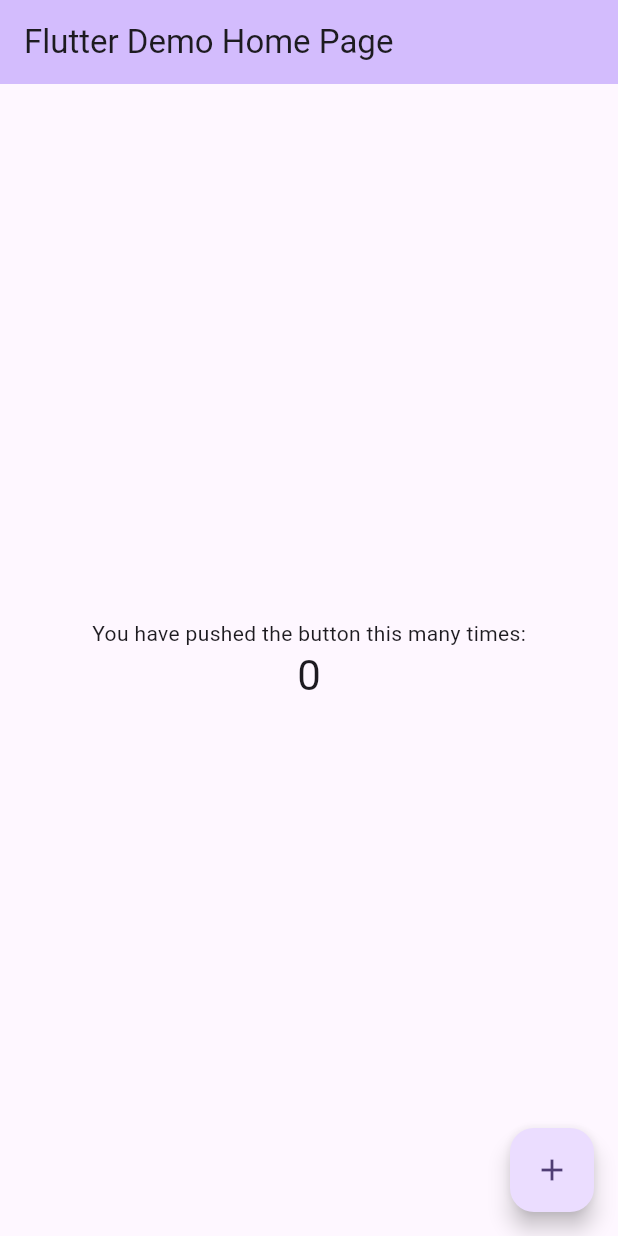
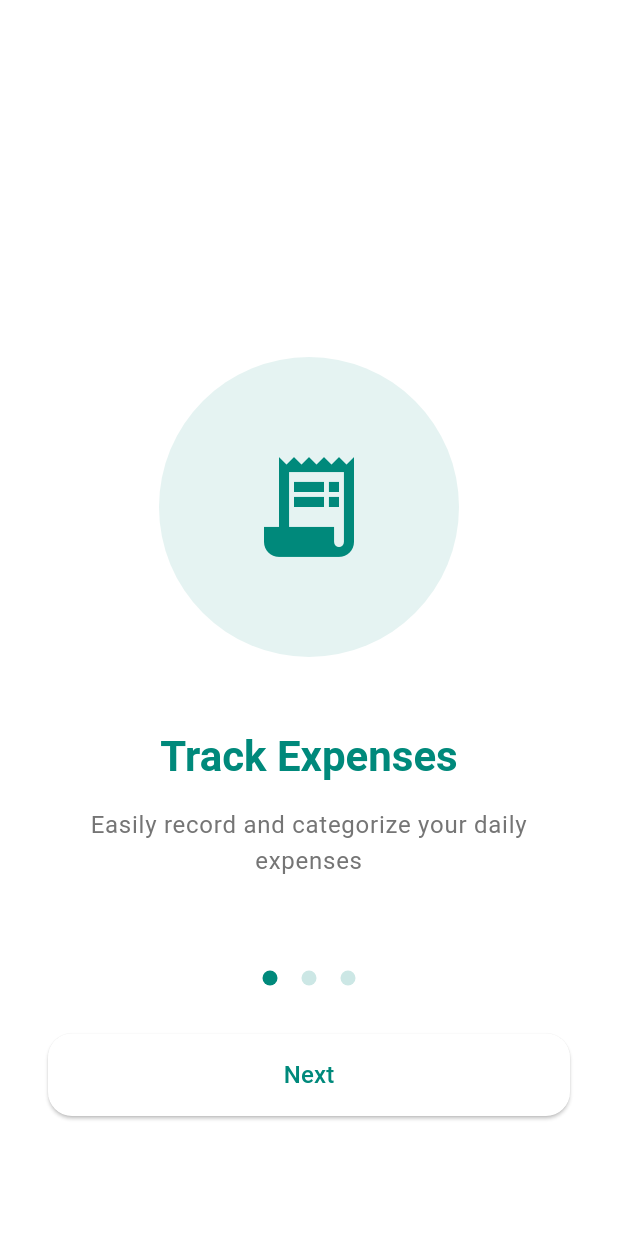
Before and after one commit to rajender4620/SmartExpanceManager, a Flutter app: the screen it shows after launch, on a phone screen of 412 x 824 dp. Run offline on Flutter 3.47's test engine with Material 3 defaults, Android fonts, the light colour scheme and no system bars; drawn by our look-alikes of smooth_page_indicator; missing offline and left inert: google_fonts.dart.

Commit message:
added deps

```diff
--- a/smartexpencemanager/lib/main.dart
+++ b/smartexpencemanager/lib/main.dart
@@ -1,4 +1,6 @@
 import 'package:flutter/material.dart';
+import 'package:smartexpencemanager/screens/splash_screen.dart';
+import 'package:smartexpencemanager/theme/app_theme.dart';
 
 void main() {
   runApp(const MyApp());
@@ -7,116 +9,13 @@ void main() {
 class MyApp extends StatelessWidget {
   const MyApp({super.key});
 
-  // This widget is the root of your application.
   @override
   Widget build(BuildContext context) {
     return MaterialApp(
-      title: 'Flutter Demo',
-      theme: ThemeData(
-        // This is the theme of your application.
-        //
-        // TRY THIS: Try running your application with "flutter run". You'll see
-        // the application has a purple toolbar. Then, without quitting the app,
-        // try changing the seedColor in the colorScheme below to Colors.green
-        // and then invoke "hot reload" (save your changes or press the "hot
-        // reload" button in a Flutter-supported IDE, or press "r" if you used
-        // the command line to start the app).
-        //
-        // Notice that the counter didn't reset back to zero; the application
-        // state is not lost during the reload. To reset the state, use hot
-        // restart instead.
-        //
-        // This works for code too, not just values: Most code changes can be
-        // tested with just a hot reload.
-        colorScheme: ColorScheme.fromSeed(seedColor: Colors.deepPurple),
-      ),
-      home: const MyHomePage(title: 'Flutter Demo Home Page'),
+      title: 'SmartExpense Manager',
+      theme: AppTheme.lightTheme,
+      home: const SplashScreen(),
+      debugShowCheckedModeBanner: false,
     );
   }
 }
-
-class MyHomePage extends StatefulWidget {
-  const MyHomePage({super.key, required this.title});
-
-  // This widget is the home page of your application. It is stateful, meaning
-  // that it has a State object (defined below) that contains fields that affect
-  // how it looks.
-
-  // This class is the configuration for the state. It holds the values (in this
-  // case the title) provided by the parent (in this case the App widget) and
-  // used by the build method of the State. Fields in a Widget subclass are
-  // always marked "final".
-
-  final String title;
-
-  @override
-  State<MyHomePage> createState() => _MyHomePageState();
-}
-
-class _MyHomePageState extends State<MyHomePage> {
-  int _counter = 0;
-
-  void _incrementCounter() {
-    setState(() {
-      // This call to setState tells the Flutter framework that something has
-      // changed in this State, which causes it to rerun the build method below
-      // so that the display can reflect the updated values. If we changed
-      // _counter without calling setState(), then the build method would not be
-      // called again, and so nothing would appear to happen.
-      _counter++;
-    });
-  }
-
-  @override
-  Widget build(BuildContext context) {
-    // This method is rerun every time setState is called, for instance as done
-    // by the _incrementCounter method above.
-    //
-    // The Flutter framework has been optimized to make rerunning build methods
-    // fast, so that you can just rebuild anything that needs updating rather
-    // than having to individually change instances of widgets.
-    return Scaffold(
-      appBar: AppBar(
-        // TRY THIS: Try changing the color here to a specific color (to
-        // Colors.amber, perhaps?) and trigger a hot reload to see the AppBar
-        // change color while the other colors stay the same.
-        backgroundColor: Theme.of(context).colorScheme.inversePrimary,
-        // Here we take the value from the MyHomePage object that was created by
-        // the App.build method, and use it to set our appbar title.
-        title: Text(widget.title),
-      ),
-      body: Center(
-        // Center is a layout widget. It takes a single child and positions it
-        // in the middle of the parent.
-        child: Column(
-          // Column is also a layout widget. It takes a list of children and
-          // arranges them vertically. By default, it sizes itself to fit its
-          // children horizontally, and tries to be as tall as its parent.
-          //
-          // Column has various properties to control how it sizes itself and
-          // how it positions its children. Here we use mainAxisAlignment to
-          // center the children vertically; the main axis here is the vertical
-          // axis because Columns are vertical (the cross axis would be
-          // horizontal).
-          //
-          // TRY THIS: Invoke "debug painting" (choose the "Toggle Debug Paint"
-          // action in the IDE, or press "p" in the console), to see the
-          // wireframe for each widget.
-          mainAxisAlignment: MainAxisAlignment.center,
-          children: <Widget>[
-            const Text('You have pushed the button this many times:'),
-            Text(
-              '$_counter',
-              style: Theme.of(context).textTheme.headlineMedium,
-            ),
-          ],
-        ),
-      ),
-      floatingActionButton: FloatingActionButton(
-        onPressed: _incrementCounter,
-        tooltip: 'Increment',
-        child: const Icon(Icons.add),
-      ), // This trailing comma makes auto-formatting nicer for build methods.
-    );
-  }
-}
--- /dev/null
+++ b/smartexpencemanager/lib/screens/onboarding_screen.dart
@@ -0,0 +1,158 @@
+import 'package:flutter/material.dart';
+import 'package:smooth_page_indicator/smooth_page_indicator.dart';
+
+class OnboardingScreen extends StatefulWidget {
+  const OnboardingScreen({super.key});
+
+  @override
+  State<OnboardingScreen> createState() => _OnboardingScreenState();
+}
+
+class _OnboardingScreenState extends State<OnboardingScreen> {
+  final PageController _pageController = PageController();
+  int _currentPage = 0;
+
+  final List<OnboardingPage> _pages = [
+    OnboardingPage(
+      title: 'Track Expenses',
+      description: 'Easily record and categorize your daily expenses',
+      icon: Icons.receipt_long,
+    ),
+    OnboardingPage(
+      title: 'Visualize Spending',
+      description: 'Get clear insights with beautiful charts and reports',
+      icon: Icons.pie_chart,
+    ),
+    OnboardingPage(
+      title: 'AI Insights',
+      description: 'Receive smart recommendations to optimize your spending',
+      icon: Icons.psychology,
+    ),
+  ];
+
+  @override
+  void dispose() {
+    _pageController.dispose();
+    super.dispose();
+  }
+
+  @override
+  Widget build(BuildContext context) {
+    return Scaffold(
+      body: Stack(
+        children: [
+          PageView.builder(
+            controller: _pageController,
+            itemCount: _pages.length,
+            onPageChanged: (index) {
+              setState(() {
+                _currentPage = index;
+              });
+            },
+            itemBuilder: (context, index) {
+              return _buildPage(_pages[index]);
+            },
+          ),
+          Positioned(
+            bottom: 80,
+            left: 0,
+            right: 0,
+            child: Column(
+              children: [
+                SmoothPageIndicator(
+                  controller: _pageController,
+                  count: _pages.length,
+                  effect: WormEffect(
+                    dotColor: Theme.of(context).colorScheme.primary.withOpacity(0.2),
+                    activeDotColor: Theme.of(context).colorScheme.primary,
+                    dotHeight: 10,
+                    dotWidth: 10,
+                    spacing: 16,
+                  ),
+                ),
+                const SizedBox(height: 32),
+                Padding(
+                  padding: const EdgeInsets.symmetric(horizontal: 32),
+                  child: ElevatedButton(
+                    onPressed: () {
+                      if (_currentPage < _pages.length - 1) {
+                        _pageController.nextPage(
+                          duration: const Duration(milliseconds: 300),
+                          curve: Curves.easeInOut,
+                        );
+                      } else {
+                        // TODO: Navigate to home screen
+                        debugPrint('Navigate to home screen');
+                      }
+                    },
+                    child: SizedBox(
+                      width: double.infinity,
+                      child: Center(
+                        child: Text(
+                          _currentPage < _pages.length - 1 ? 'Next' : 'Get Started',
+                          style: const TextStyle(fontSize: 16),
+                        ),
+                      ),
+                    ),
+                  ),
+                ),
+              ],
+            ),
+          ),
+        ],
+      ),
+    );
+  }
+
+  Widget _buildPage(OnboardingPage page) {
+    return Padding(
+      padding: const EdgeInsets.all(32),
+      child: Column(
+        mainAxisAlignment: MainAxisAlignment.center,
+        children: [
+          Container(
+            width: 200,
+            height: 200,
+            decoration: BoxDecoration(
+              color: Theme.of(context).colorScheme.primary.withOpacity(0.1),
+              shape: BoxShape.circle,
+            ),
+            child: Icon(
+              page.icon,
+              size: 80,
+              color: Theme.of(context).colorScheme.primary,
+            ),
+          ),
+          const SizedBox(height: 48),
+          Text(
+            page.title,
+            style: Theme.of(context).textTheme.headlineMedium?.copyWith(
+              fontWeight: FontWeight.bold,
+              color: Theme.of(context).colorScheme.primary,
+            ),
+          ),
+          const SizedBox(height: 16),
+          Text(
+            page.description,
+            textAlign: TextAlign.center,
+            style: Theme.of(context).textTheme.bodyLarge?.copyWith(
+              color: Colors.grey[600],
+            ),
+          ),
+        ],
+      ),
+    );
+  }
+}
+
+class OnboardingPage {
+  final String title;
+  final String description;
+  final IconData icon;
+
+  OnboardingPage({
+    required this.title,
+    required this.description,
+    required this.icon,
+  });
+}
--- /dev/null
+++ b/smartexpencemanager/lib/theme/app_theme.dart
@@ -0,0 +1,33 @@
+import 'package:flutter/material.dart';
+import 'package:google_fonts.dart';
+
+class AppTheme {
+  static const Color primaryColor = Color(0xFF00897B);
+  static const Color secondaryColor = Color(0xFF039BE5);
+  static const Color backgroundColor = Color(0xFFF5F5F5);
+
+  static ThemeData lightTheme = ThemeData(
+    useMaterial3: true,
+    colorScheme: ColorScheme.light(
+      primary: primaryColor,
+      secondary: secondaryColor,
+      background: backgroundColor,
+      surface: Colors.white,
+    ),
+    textTheme: GoogleFonts.poppinsTextTheme(),
+    elevatedButtonTheme: ElevatedButtonThemeData(
+      style: ElevatedButton.styleFrom(
+        padding: const EdgeInsets.symmetric(horizontal: 32, vertical: 16),
+        shape: RoundedRectangleBorder(
+          borderRadius: BorderRadius.circular(16),
+        ),
+      ),
+    ),
+    cardTheme: CardTheme(
+      elevation: 0,
+      shape: RoundedRectangleBorder(
+        borderRadius: BorderRadius.circular(16),
+      ),
+    ),
+  );
+}
```
Also changed, not shown: smartexpencemanager/lib/screens/splash_screen.dart (added, +97 -0 lines), smartexpencemanager/pubspec.yaml (+6 -4 lines), smartexpencemanager/pubspec.lock, 1 other file.
